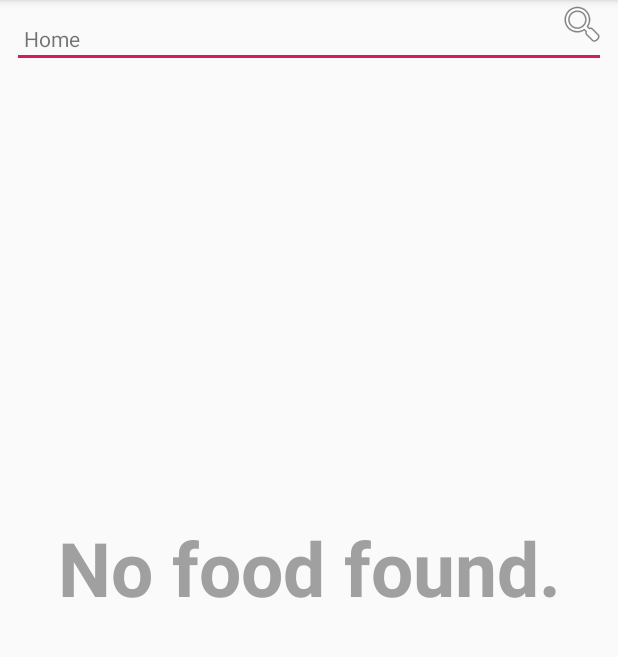
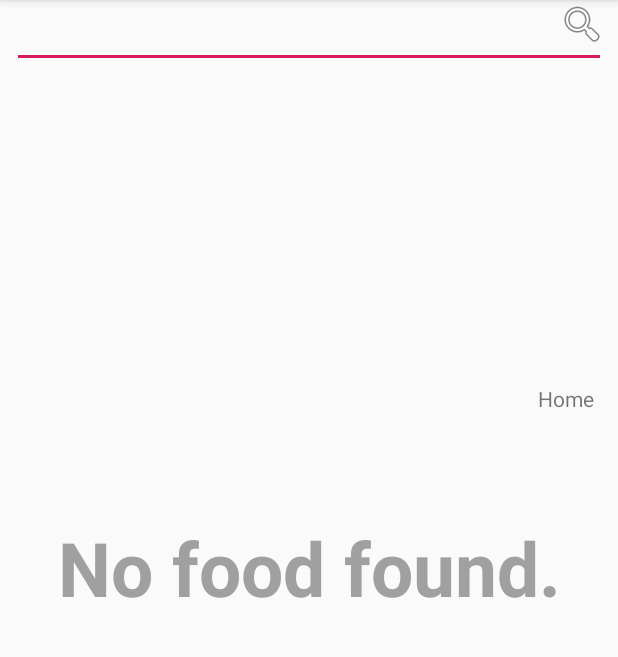
Before and after one commit to pinae/Nutria, an Android app: the screen it shows after launch (MainActivity), on a phone screen of 412 x 824 dp, the part 84-741 px from its top. Run offline under Robolectric (Android 15) with nearby library versions, the phone set to English and light mode, and no system bars; our stand-ins replace Room's generated code; libraries missing offline, so code that uses them is left out: org.jetbrains.anko.

Commit message:
Moved the label out of the way

```diff
--- a/app/src/main/res/layout/activity_main.xml
+++ b/app/src/main/res/layout/activity_main.xml
@@ -24,11 +24,10 @@
         android:id="@+id/message"
         android:layout_width="wrap_content"
         android:layout_height="wrap_content"
-        android:layout_marginStart="@dimen/activity_horizontal_margin"
-        android:layout_marginEnd="@dimen/activity_horizontal_margin"
-        android:layout_marginTop="@dimen/activity_vertical_margin"
+        android:layout_marginTop="256dp"
+        android:layout_marginEnd="16dp"
         android:text="@string/title_home"
-        app:layout_constraintLeft_toLeftOf="parent"
+        app:layout_constraintEnd_toEndOf="@+id/FoodList"
         app:layout_constraintTop_toTopOf="parent" />
 
     <com.google.android.material.bottomnavigation.BottomNavigationView
```
